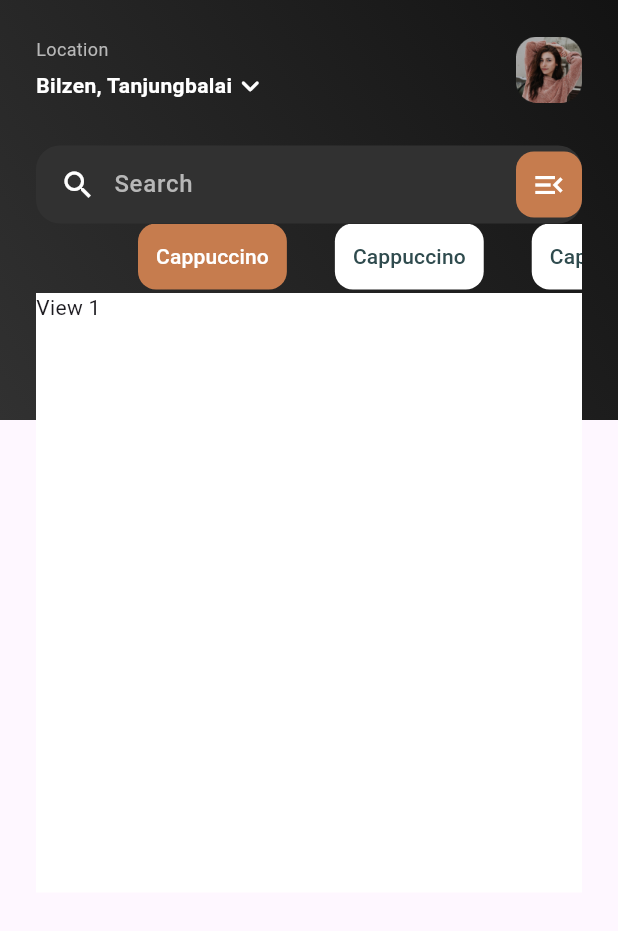
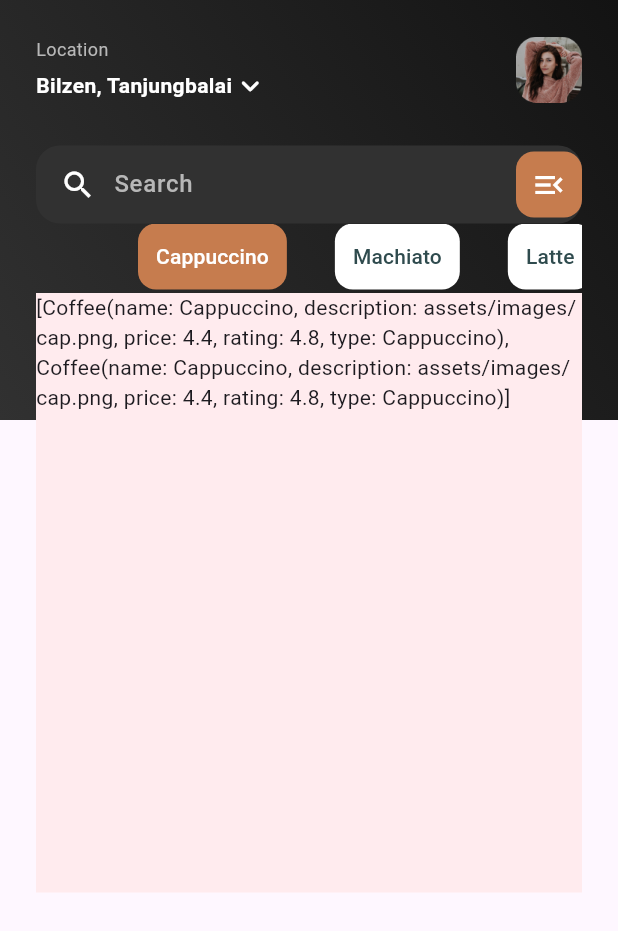
Before and after one commit to anhnt224/flutter_course_23, a Flutter app: the HomeScreen screen opened by its route, on a phone screen of 412 x 824 dp. Shown: the top 931 px of the screen. Run offline on Flutter 3.47's test engine with Material 3 defaults, Android fonts, the phone set to English and light mode, and no system bars.

Commit message:
Add Coffee model and update HomeScreen

```diff
--- /dev/null
+++ b/lib/modules/lession_6/models/coffee.dart
@@ -0,0 +1,15 @@
+// ignore_for_file: public_member_api_docs, sort_constructors_first
+class Coffee {
+  String? name;
+  String? description;
+  double? price;
+  double? rating;
+  String? type;
+
+  Coffee(this.name, this.description, this.price, this.rating, this.type);
+
+  @override
+  String toString() {
+    return 'Coffee(name: $name, description: $description, price: $price, rating: $rating, type: $type)';
+  }
+}
--- a/lib/modules/lession_6/sceens/home_screen.dart
+++ b/lib/modules/lession_6/sceens/home_screen.dart
@@ -1,4 +1,6 @@
 import 'package:flutter/material.dart';
+import 'package:flutter_course_23/modules/lession_6/models/coffee.dart';
+import 'package:collection/collection.dart'; //
 
 class HomeScreen extends StatefulWidget {
   const HomeScreen({super.key});
@@ -12,11 +14,26 @@ class _HomeScreenState extends State<HomeScreen>
   late TabController _tabController;
   int _selectedTab = 0;
 
+  List<Coffee> coffeeList = [
+    Coffee('Cappuccino', 'assets/images/cap.png', 4.4, 4.8, 'Cappuccino'),
+    Coffee('Cappuccino', 'assets/images/cap.png', 4.4, 4.8, 'Cappuccino'),
+    Coffee('Cappuccino', 'assets/images/cap.png', 4.4, 4.8, 'Machiato'),
+    Coffee('Cappuccino', 'assets/images/cap.png', 4.4, 4.8, 'Machiato'),
+    Coffee('Cappuccino', 'assets/images/cap.png', 4.4, 4.8, 'Latte'),
+    Coffee('Cappuccino', 'assets/images/cap.png', 4.4, 4.8, 'Americano'),
+    Coffee('Cappuccino', 'assets/images/cap.png', 4.4, 4.8, 'Other'),
+  ];
+  late List<String?> _coffeeTypes;
+  Map<String?, List<Coffee>> _coffeeGroups = {};
+
   @override
   void initState() {
     super.initState();
 
-    _tabController = TabController(length: 4, vsync: this);
+    _coffeeGroups = coffeeList.groupListsBy((e) => e.type);
+    _coffeeTypes = _coffeeGroups.keys.toList();
+
+    _tabController = TabController(length: _coffeeTypes.length, vsync: this);
     _tabController.addListener(() {
       setState(() {
         _selectedTab = _tabController.index;
@@ -65,10 +82,11 @@ class _HomeScreenState extends State<HomeScreen>
                     isScrollable: true,
                     controller: _tabController,
                     tabs: [
-                      TabItem(title: 'Cappuccino', active: _selectedTab == 0),
-                      TabItem(title: 'Cappuccino', active: _selectedTab == 1),
-                      TabItem(title: 'Cappuccino', active: _selectedTab == 2),
-                      TabItem(title: 'Cappuccino', active: _selectedTab == 3)
+                      ..._coffeeTypes
+                          .mapIndexed((index, element) => TabItem(
+                              title: element ?? '',
+                              active: index == _selectedTab))
+                          .toList()
                     ],
                   ),
                   SizedBox(
@@ -76,13 +94,14 @@ class _HomeScreenState extends State<HomeScreen>
                     height: 400,
                     child: TabBarView(
                       controller: _tabController,
-                      children: [
-                        Container(
-                            color: Colors.white, child: const Text('View 1')),
-                        const Text('View2'),
-                        const Text('View2'),
-                        const Text('View2'),
-                      ],
+                      children: _coffeeTypes.map((e) {
+                        final coffeeList = _coffeeGroups[e];
+                        return Container(
+                          height: 300,
+                          color: Colors.red[50],
+                          child: Text(coffeeList.toString()),
+                        );
+                      }).toList(),
                     ),
                   )
                 ],
--- a/pubspec.yaml
+++ b/pubspec.yaml
@@ -35,6 +35,7 @@ dependencies:
   # Use with the CupertinoIcons class for iOS style icons.
   cupertino_icons: ^1.0.2
   textura: ^0.1.0+1
+  collection: ^1.17.2
 
 dev_dependencies:
   flutter_test:
```
Also changed, not shown: pubspec.lock.
